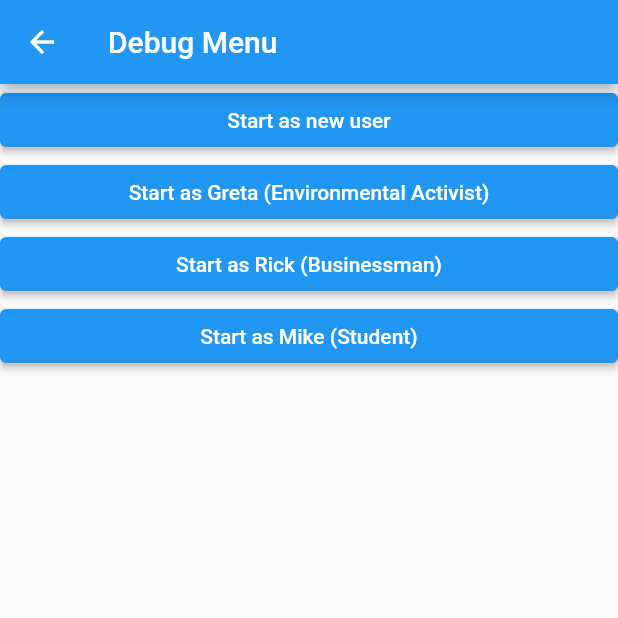
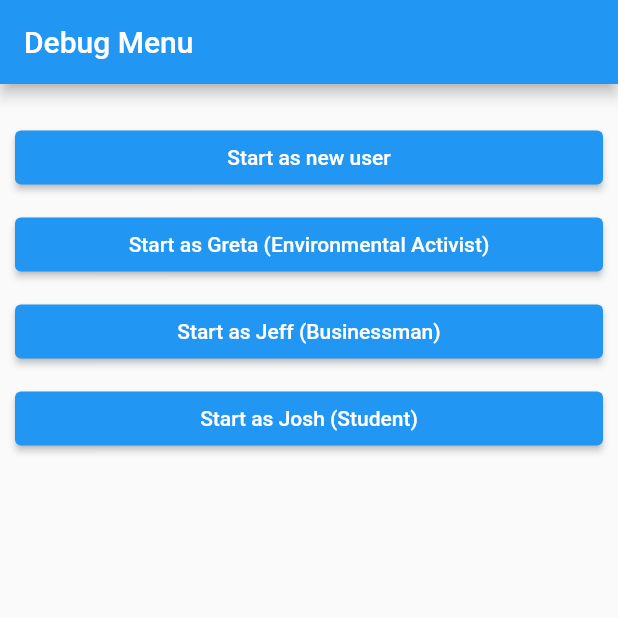
Before and after one commit to BrunoScharlau/CarbonIQ, a Flutter app: the DebugMenuView screen opened directly, on a phone screen of 412 x 824 dp, the top half of it. Run offline on Flutter 3.47's test engine with Material 2 defaults, Android fonts, the phone set to English and light mode, and no system bars.

Commit message:
Debug menu working

```diff
--- a/lib/debug_menu/debug_menu_view.dart
+++ b/lib/debug_menu/debug_menu_view.dart
@@ -1,4 +1,7 @@
 import 'package:flutter/material.dart';
+import 'package:gretapp/main_menu/main_menu_view.dart';
+import 'package:gretapp/registration/registration_view.dart';
+import 'package:gretapp/registration/user.dart';
 
 class DebugMenuView extends StatelessWidget {
   const DebugMenuView({super.key});
@@ -11,24 +14,55 @@ class DebugMenuView extends StatelessWidget {
       ),
       body: ListView(
         children: [
-          ElevatedButton(
-            onPressed: () {},
-            child: const Text('Start as new user'),
-          ),
-          ElevatedButton(
-            onPressed: () {},
-            child: const Text('Start as Greta (Environmental Activist)'),
-          ),
-          ElevatedButton(
-            onPressed: () {},
-            child: const Text('Start as Rick (Businessman)'),
-          ),
-          ElevatedButton(
-            onPressed: () {},
-            child: const Text('Start as Mike (Student)'),
-          )
+          const Padding(padding: EdgeInsets.only(top: 20)),
+          const SimulatedUserButton.newAccount(),
+          SimulatedUserButton(
+              UserAccount('Greta', []), 'Environmental Activist'),
+          SimulatedUserButton(UserAccount('Jeff', []), 'Businessman'),
+          SimulatedUserButton(UserAccount('Josh', []), 'Student'),
+          // TODO Actually populate the SurveySessions
         ],
       ),
     );
   }
 }
+
+class SimulatedUserButton extends StatelessWidget {
+  final UserAccount? userAccount;
+  final String accountTypeDescriptor;
+  const SimulatedUserButton(this.userAccount, this.accountTypeDescriptor,
+      {super.key});
+
+  const SimulatedUserButton.newAccount({super.key})
+      : userAccount = null,
+        accountTypeDescriptor = 'New Account';
+
+  @override
+  Widget build(BuildContext context) {
+    return Padding(
+      padding: const EdgeInsets.symmetric(vertical: 5, horizontal: 10),
+      child: ElevatedButton(
+        onPressed: () {
+          if (userAccount == null) {
+            Navigator.pushAndRemoveUntil(
+                context,
+                MaterialPageRoute(
+                    builder: (context) => const RegistrationView()),
+                (r) => false // Clear everything
+                );
+          } else {
+            Navigator.pushAndRemoveUntil(
+                context,
+                MaterialPageRoute(
+                    builder: (context) => MainMenuView(userAccount!)),
+                (r) => false // Clear everything
+                );
+          }
+        },
+        child: Text((userAccount != null)
+            ? 'Start as ${userAccount!.name} ($accountTypeDescriptor)'
+            : 'Start as new user'),
+      ),
+    );
+  }
+}
--- a/lib/main.dart
+++ b/lib/main.dart
@@ -1,4 +1,5 @@
 import 'package:flutter/material.dart';
+import 'package:gretapp/debug_menu/debug_menu_view.dart';
 import 'package:gretapp/registration/registration_view.dart';
 
 void main() {
@@ -26,7 +27,7 @@ class MyApp extends StatelessWidget {
         // is not restarted.
         primarySwatch: Colors.blue,
       ),
-      home: RegistrationView(),
+      home: const DebugMenuView(),
     );
   }
 }
```
